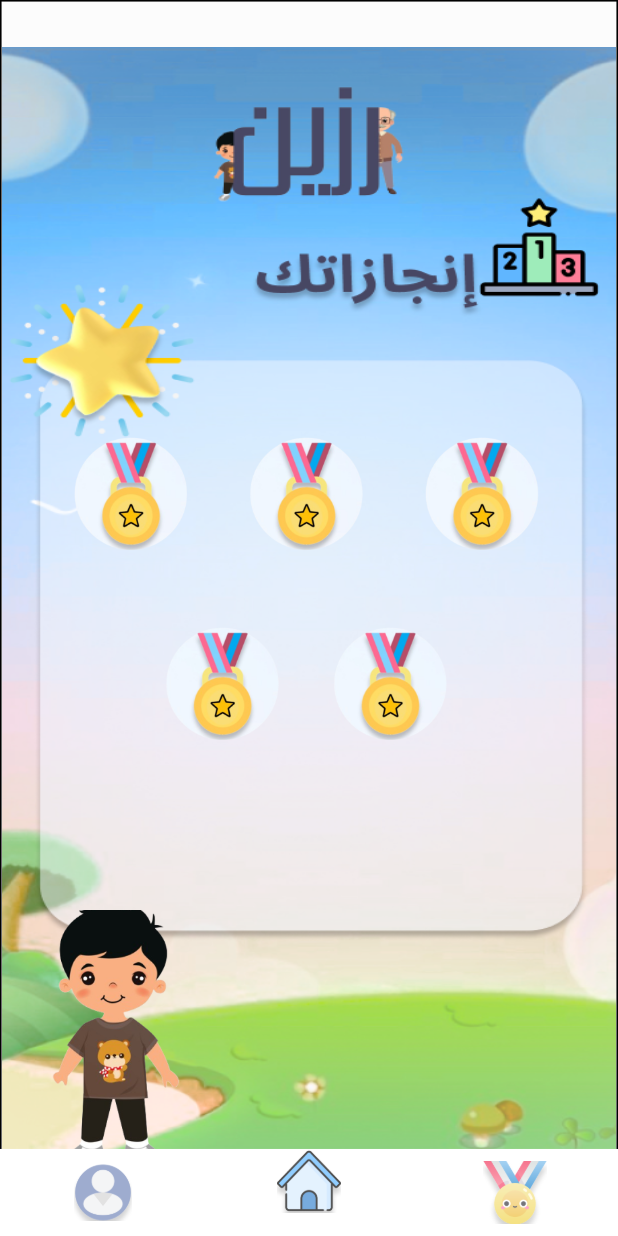
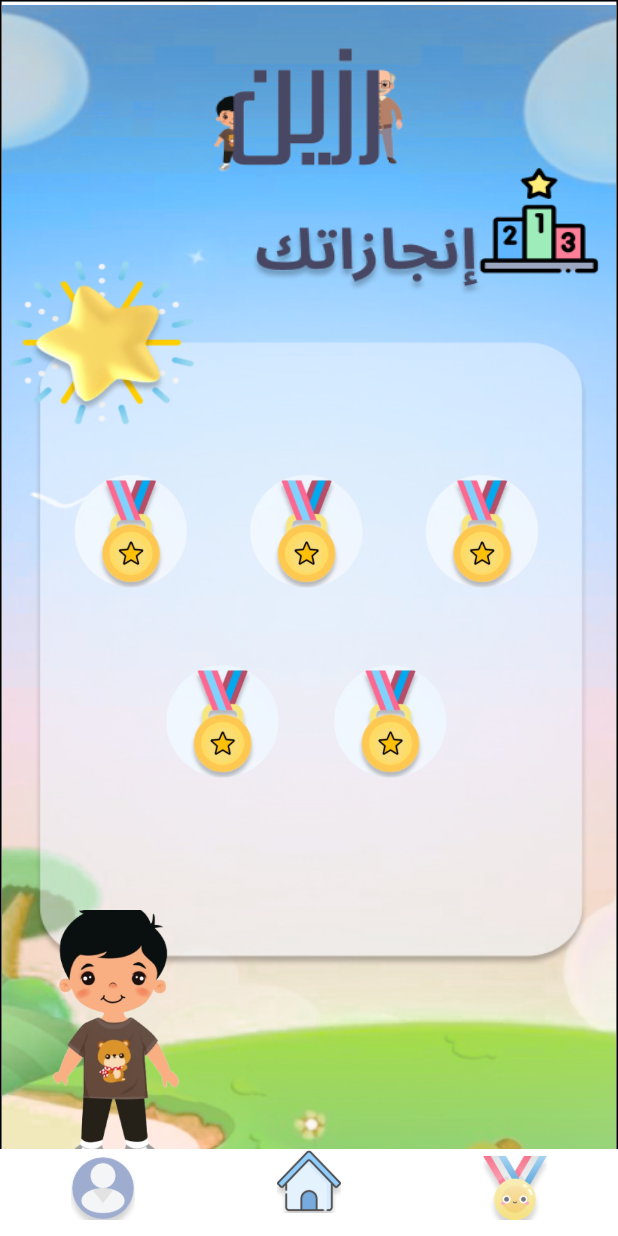
Before and after one commit to Raghadalmohsen/RazeenProject, a Flutter app: the Frame164Screen screen opened by its route, on a phone screen of 412 x 824 dp. Run offline on Flutter 3.47's test engine with Material 3 defaults, Android fonts, the phone set to English and light mode, and no system bars; our stand-ins replace cached_network_image, firebase_core, flutter_svg, flutter_svg_provider; accounts and stored records are empty.

Commit message:
تعديلات على ساين ان ساين اب اعدادات البار اللي تحت

```diff
--- a/raghad_s_razeen-v1.0.1/lib/presentation/frame_164_screen/frame_164_screen.dart
+++ b/raghad_s_razeen-v1.0.1/lib/presentation/frame_164_screen/frame_164_screen.dart
@@ -1,6 +1,4 @@
 import 'package:raghad_s_razeen/widgets/custom_icon_button.dart';
-
-import '../frame_164_screen/widgets/grid1_item_widget.dart';
 import 'package:flutter/material.dart';
 import 'package:raghad_s_razeen/core/app_export.dart';
 import 'package:raghad_s_razeen/widgets/app_bar/appbar_leading_image.dart';
@@ -22,7 +20,7 @@
     return SafeArea(
       child: Scaffold(
         body: Container(
-          width: 394.h,
+          width: 400.h,
           decoration: AppDecoration.outlinePrimary,
           // child: SingleChildScrollView(
           child: SizedBox(
@@ -34,10 +32,13 @@
               children: [
                 Align(
                   alignment: Alignment.center,
+                   child: SingleChildScrollView(
+                  //for overflow
+                  physics: NeverScrollableScrollPhysics(),
                   child: Container(
                     padding: EdgeInsets.symmetric(
                       horizontal: 14.h,
-                      vertical: 95.v,
+                      vertical: 98.v,
                     ),
                     decoration: BoxDecoration(
                       image: DecorationImage(
@@ -55,6 +56,8 @@
                           margin: EdgeInsets.only(
                             left: 8.h,
                             right: 11.h,
+                            top: 50,
+
                           ),
                           padding: EdgeInsets.symmetric(
                             horizontal: 17.h,
@@ -133,7 +136,7 @@
                     ),
                   ),
                 ),
-
+                ),
 
                  CustomImageView(
                   imagePath: ImageConstant.imgScreenshot2023, //رزين
--- a/raghad_s_razeen-v1.0.1/lib/widgets/custom_bottom_bar.dart
+++ b/raghad_s_razeen-v1.0.1/lib/widgets/custom_bottom_bar.dart
@@ -46,7 +46,9 @@
        BorderRadiusStyle.roundedBorder33,
 
       ),
-
+    child: SingleChildScrollView(
+                  //for overflow
+                  physics: NeverScrollableScrollPhysics(),
       child: BottomNavigationBar(
         //backgroundColor: Color.fromARGB(153, 255, 255, 255),
         backgroundColor: Color.fromARGB(255, 255, 255, 255),
@@ -66,7 +68,7 @@
                   height: 44.adaptSize,
                   width: 44.adaptSize,
                    margin: EdgeInsets.only(
-                    bottom: 80.v,
+                    bottom: 30.v,
                    ),
                 ),
               ),
@@ -80,15 +82,20 @@
                 imagePath: bottomMenuList[index].icon,
                 height: 44.adaptSize,
                 width: 44.adaptSize,
-
+                 margin: EdgeInsets.only(
+                    bottom: 20.v,
+                   ),
               ),
             ),
             activeIcon: Opacity(
               opacity: 1,
               child: CustomImageView(
                 imagePath: bottomMenuList[index].activeIcon,
-                height: 40.adaptSize,
-                width: 40.adaptSize,
+                height: 44.adaptSize,
+                width: 44.adaptSize,
+                 margin: EdgeInsets.only(
+                    bottom: 20.v,
+                   ),
               ),
             ),
             label: '',
@@ -114,6 +121,7 @@
   }
 },
       ),
+    ),
     );
   }
 }
```
Also changed, not shown: raghad_s_razeen-v1.0.1/lib/presentation/frame_104_screen/frame_104_screen.dart (+5 -4 lines), raghad_s_razeen-v1.0.1/lib/presentation/frame_107_screen/frame_107_screen.dart (+2 -6 lines), raghad_s_razeen-v1.0.1/lib/presentation/frame_108_screen/frame_108_screen.dart (+0 -9 lines), raghad_s_razeen-v1.0.1/lib/presentation/frame_164_screen/widgets/grid1_item_widget.dart (deleted, +0 -97 lines).
